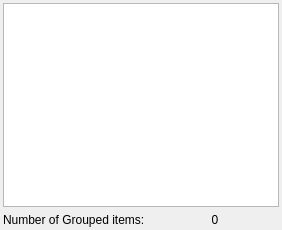
Above: src/gui/panel_displayed_files.ui from NikEfth/SAvVy before the change. Below: the same form after it.
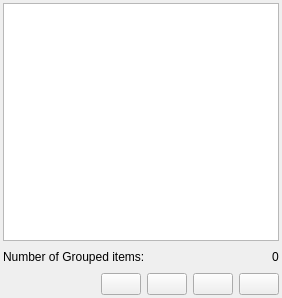
That is the form after the change. Icons and pictures are not drawn.

The edit to the form file:
```diff
--- a/src/gui/panel_displayed_files.ui
+++ b/src/gui/panel_displayed_files.ui
@@ -7,7 +7,7 @@
     <x>0</x>
     <y>0</y>
     <width>282</width>
-    <height>230</height>
+    <height>298</height>
    </rect>
   </property>
   <property name="sizePolicy">
@@ -57,6 +57,19 @@
        </property>
       </widget>
      </item>
+     <item>
+      <spacer name="horizontalSpacer_2">
+       <property name="orientation">
+        <enum>Qt::Horizontal</enum>
+       </property>
+       <property name="sizeHint" stdset="0">
+        <size>
+         <width>40</width>
+         <height>20</height>
+        </size>
+       </property>
+      </spacer>
+     </item>
      <item>
       <widget class="QLabel" name="lbl_num_groupped">
        <property name="text">
@@ -69,6 +82,67 @@
      </item>
     </layout>
    </item>
+   <item>
+    <layout class="QHBoxLayout" name="horizontalLayout_2">
+     <item>
+      <spacer name="horizontalSpacer">
+       <property name="orientation">
+        <enum>Qt::Horizontal</enum>
+       </property>
+       <property name="sizeHint" stdset="0">
+        <size>
+         <width>40</width>
+         <height>20</height>
+        </size>
+       </property>
+      </spacer>
+     </item>
+     <item>
+      <widget class="QPushButton" name="psh_zoom_in">
+       <property name="text">
+        <string/>
+       </property>
+       <property name="icon">
+        <iconset resource="../../resources.qrc">
+         <normaloff>:/icons/resources/gimp-pro/images/gtk-zoom-in.png</normaloff>:/icons/resources/gimp-pro/images/gtk-zoom-in.png</iconset>
+       </property>
+      </widget>
+     </item>
+     <item>
+      <widget class="QPushButton" name="psh_zoom_out">
+       <property name="text">
+        <string/>
+       </property>
+       <property name="icon">
+        <iconset resource="../../resources.qrc">
+         <normaloff>:/icons/resources/gimp-pro/images/gtk-zoom-out.png</normaloff>:/icons/resources/gimp-pro/images/gtk-zoom-out.png</iconset>
+       </property>
+      </widget>
+     </item>
+     <item>
+      <widget class="QPushButton" name="psh_save_image">
+       <property name="text">
+        <string/>
+       </property>
+       <property name="icon">
+        <iconset resource="../../resources.qrc">
+         <normaloff>:/icons/resources/gimp-pro/images/gimp-image.png</normaloff>:/icons/resources/gimp-pro/images/gimp-image.png</iconset>
+       </property>
+      </widget>
+     </item>
+     <item>
+      <widget class="QPushButton" name="psh_print_image">
+       <property name="text">
+        <string/>
+       </property>
+       <property name="icon">
+        <iconset resource="../../resources.qrc">
+         <normaloff>:/icons/resources/gimp-pro/images/gtk-print-preview.png</normaloff>:/icons/resources/gimp-pro/images/gtk-print-preview.png</iconset>
+       </property>
+      </widget>
+     </item>
+    </layout>
+   </item>
   </layout>
  </widget>
  <resources/>
```
Left out of the diff: 4 changed lines with no effect on the pictures.
